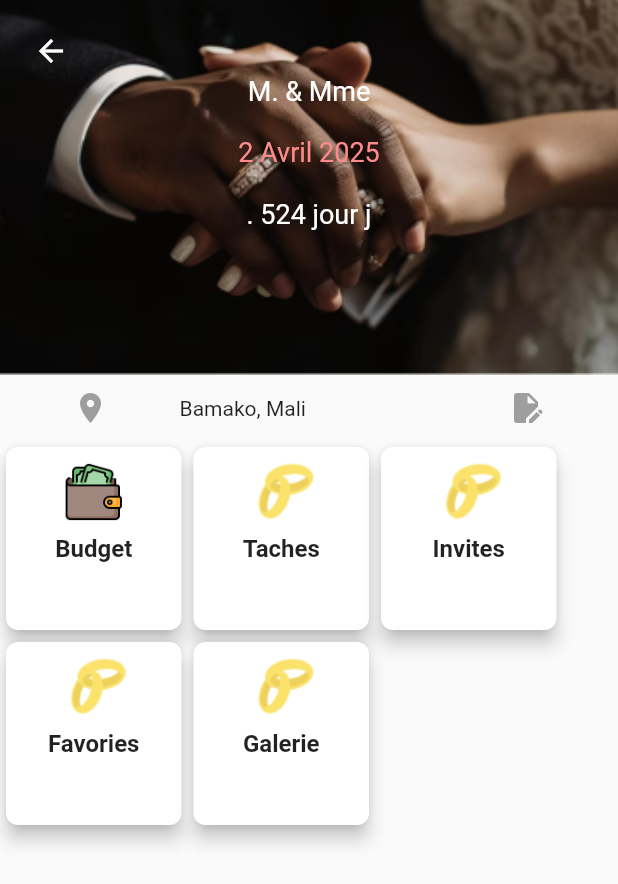
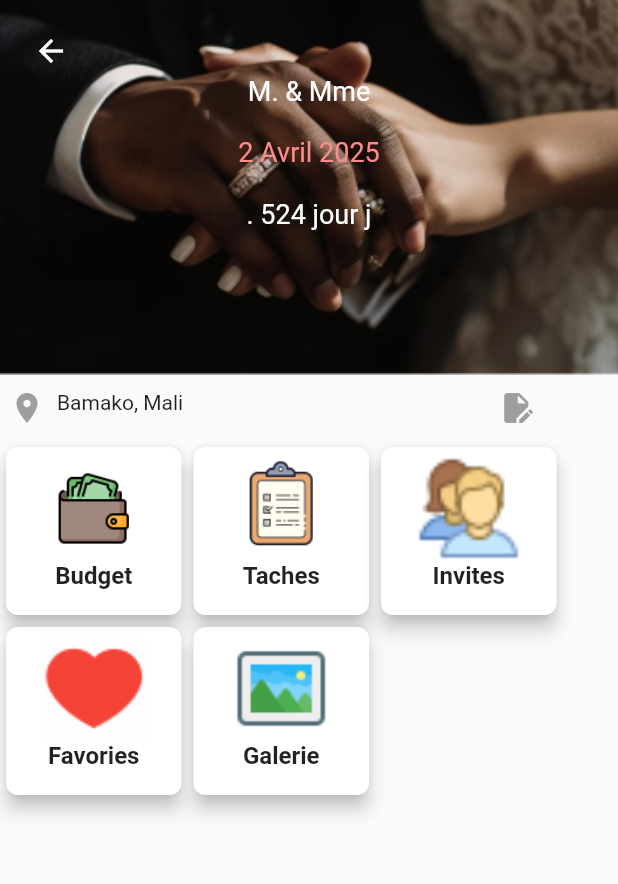
Before and after one commit to maigaib/WeddingYours, a Flutter app: the screen it shows after launch, item 3 of the bottom bar chosen, after a tap on "Mariage 1", on a phone screen of 412 x 824 dp. Shown: the top 884 px of the screen. Run offline on Flutter 3.47's test engine with Material 2 defaults, Android fonts, the phone set to English and light mode, and no system bars; our stand-ins replace carousel_slider, firebase_core, google_fonts, image_picker, persistent_bottom_nav_bar; accounts and stored records are empty.

Commit message:
firebase add

```diff
--- a/lib/main.dart
+++ b/lib/main.dart
@@ -6,8 +6,10 @@ import 'package:flutter/material.dart';
 import 'package:app_wedding_yours/pages/home.dart';
 import 'package:app_wedding_yours/pages/messages.dart';
 import 'package:persistent_bottom_nav_bar/persistent_tab_view.dart';
-
-void main() {
+import 'package:firebase_core/firebase_core.dart';
+Future<void> main() async {
+  WidgetsFlutterBinding.ensureInitialized();
+  await Firebase.initializeApp();
   runApp(const MyApp());
 }
 
--- a/lib/pages/mariage_content.dart
+++ b/lib/pages/mariage_content.dart
@@ -77,12 +77,14 @@ class MariageContent extends StatelessWidget {
               ),
          SizedBox(height:10),
          Row(
-  mainAxisAlignment: MainAxisAlignment.spaceBetween,
+          crossAxisAlignment: CrossAxisAlignment.start,
+  //mainAxisAlignment: MainAxisAlignment.spaceBetween,
   children: [
-    SizedBox(width: 1),
+    SizedBox(width: 6),
     Icon(Icons.location_on, color: Colors.grey),
+    SizedBox(width: 8),
     Text('Bamako, Mali'),
-    SizedBox(width: 40),
+    SizedBox(width: 210),
     GestureDetector(
       onTap: () {
         // Action à effectuer lors du clic sur l'icône
@@ -103,7 +105,7 @@ class MariageContent extends StatelessWidget {
                   Center(
                     child: Container(
                         width:125,
-                        height: 130,
+                        height: 120,
                       child: Card(
                       elevation: 5,
                       shape: RoundedRectangleBorder(
@@ -112,25 +114,23 @@ class MariageContent extends StatelessWidget {
                       child: Column(
                         crossAxisAlignment: CrossAxisAlignment.stretch,
                         children: [
-                            SizedBox(height:10),
+                            SizedBox(height:6),
                           Container(
-                           width:40,
-                              height: 40,
+                           width:70,
+                              height: 70,
+                              padding: EdgeInsets.all(10.0),
                             child: Image.asset(
                       "assets/images/icons8-wallet-64.png",
                       fit: BoxFit.contain,
                             ),
                           ),
-                          const Padding(
-                            padding: EdgeInsets.all(8.0),
-                            child: Text(
+                          Text(
                       "Budget",
                       style: TextStyle(
                         fontSize: 16.0,
                         fontWeight: FontWeight.bold,
                       ),
                       textAlign: TextAlign.center,
-                            ),
                           ),
                         ],
                       ),
@@ -141,7 +141,7 @@ class MariageContent extends StatelessWidget {
 
                   Container(
                         width:125,
-                        height: 130,
+                        height: 120,
                       child: Card(
                       elevation: 5,
                       shape: RoundedRectangleBorder(
@@ -150,25 +150,22 @@ class MariageContent extends StatelessWidget {
                       child: Column(
                         crossAxisAlignment: CrossAxisAlignment.stretch,
                         children: [
-                            SizedBox(height:10),
+                            SizedBox(height:6),
                           Container(
-                           width:40,
-                              height: 40,
+                           width:70,
+                              height: 70,
                             child: Image.asset(
-                      "assets/images/bijoux.png",
+                      "assets/images/tache3.png",
                       fit: BoxFit.contain,
                             ),
                           ),
-                          const Padding(
-                            padding: EdgeInsets.all(8.0),
-                            child: Text(
+                          Text(
                       "Taches",
                       style: TextStyle(
                         fontSize: 16.0,
                         fontWeight: FontWeight.bold,
                       ),
                       textAlign: TextAlign.center,
-                            ),
                           ),
                         ],
                       ),
@@ -178,7 +175,7 @@ class MariageContent extends StatelessWidget {
 //============================================================================================
                   Container(
                         width:125,
-                        height: 130,
+                        height: 120,
                       child: Card(
                       elevation: 5,
                       shape: RoundedRectangleBorder(
@@ -187,25 +184,22 @@ class MariageContent extends StatelessWidget {
                       child: Column(
                         crossAxisAlignment: CrossAxisAlignment.stretch,
                         children: [
-                            SizedBox(height:10),
+                            SizedBox(height:6),
                           Container(
-                           width:40,
-                              height: 40,
+                           width:70,
+                              height: 70,
                             child: Image.asset(
-                      "assets/images/bijoux.png",
+                      "assets/images/invites.png",
                       fit: BoxFit.contain,
                             ),
                           ),
-                          const Padding(
-                            padding: EdgeInsets.all(8.0),
-                            child: Text(
+                          Text(
                       "Invites",
                       style: TextStyle(
                         fontSize: 16.0,
                         fontWeight: FontWeight.bold,
                       ),
                       textAlign: TextAlign.center,
-                            ),
                           ),
                         ],
                       ),
@@ -220,7 +214,7 @@ class MariageContent extends StatelessWidget {
                   Center(
                     child: Container(
                         width:125,
-                        height: 130,
+                        height: 120,
                       child: Card(
                       elevation: 5,
                       shape: RoundedRectangleBorder(
@@ -229,25 +223,22 @@ class MariageContent extends StatelessWidget {
                       child: Column(
                         crossAxisAlignment: CrossAxisAlignment.stretch,
                         children: [
-                            SizedBox(height:10),
+                            SizedBox(height:6),
                           Container(
-                           width:40,
-                              height: 40,
+                           width:70,
+                              height: 70,
                             child: Image.asset(
-                      "assets/images/bijoux.png",
+                      "assets/images/favorite1.gif",
                       fit: BoxFit.contain,
                             ),
                           ),
-                          const Padding(
-                            padding: EdgeInsets.all(8.0),
-                            child: Text(
+                          const Text(
                       "Favories",
                       style: TextStyle(
                         fontSize: 16.0,
                         fontWeight: FontWeight.bold,
                       ),
                       textAlign: TextAlign.center,
-                            ),
                           ),
                         ],
                       ),
@@ -258,7 +249,7 @@ class MariageContent extends StatelessWidget {
 
                   Container(
                         width:125,
-                        height: 130,
+                        height: 120,
                       child: Card(
                       elevation: 5,
                       shape: RoundedRectangleBorder(
@@ -267,25 +258,22 @@ class MariageContent extends StatelessWidget {
                       child: Column(
                         crossAxisAlignment: CrossAxisAlignment.stretch,
                         children: [
-                            SizedBox(height:10),
+                            SizedBox(height:6),
                           Container(
-                           width:40,
-                              height: 40,
+                           width:70,
+                              height: 70,
                             child: Image.asset(
-                      "assets/images/bijoux.png",
+                      "assets/images/galerie.png",
                       fit: BoxFit.contain,
                             ),
                           ),
-                          const Padding(
-                            padding: EdgeInsets.all(8.0),
-                            child: Text(
+                          const Text(
                       "Galerie",
                       style: TextStyle(
                         fontSize: 16.0,
                         fontWeight: FontWeight.bold,
                       ),
                       textAlign: TextAlign.center,
-                            ),
                           ),
                         ],
                       ),
--- a/pubspec.yaml
+++ b/pubspec.yaml
@@ -39,6 +39,7 @@ dependencies:
   google_fonts: ^6.1.0
   image_picker: ^1.0.4
   persistent_bottom_nav_bar: ^5.0.2
+  firebase_core: ^2.22.0
 
 
 dev_dependencies:
```
Also changed, not shown: pubspec.lock, 3 other files.
